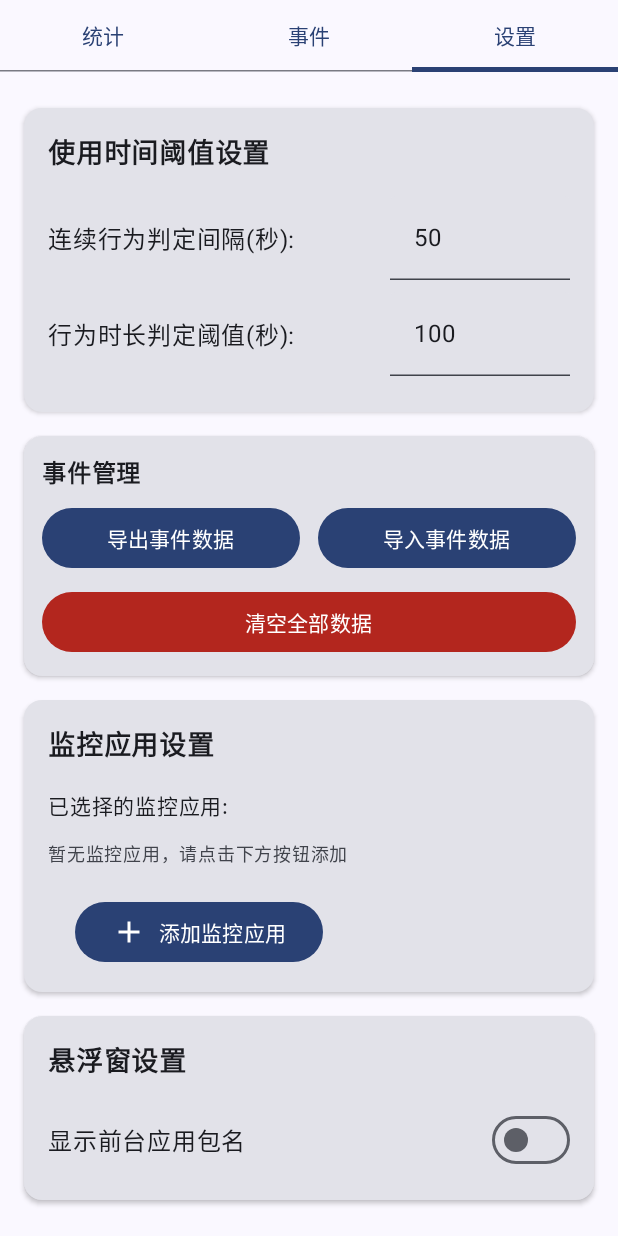
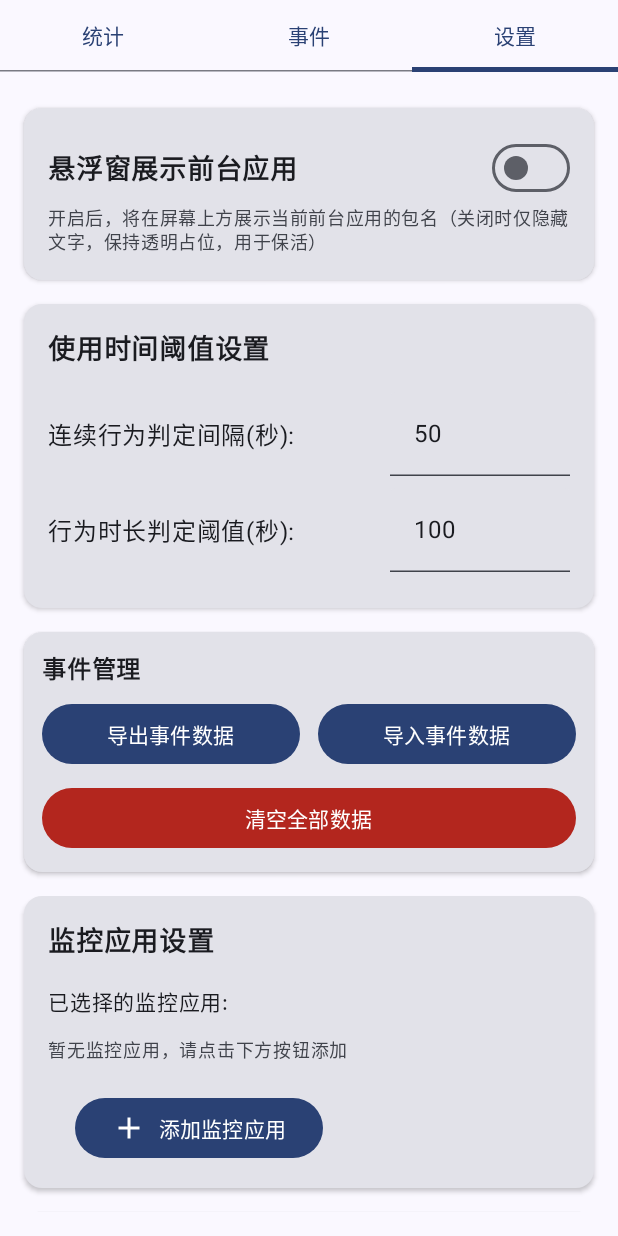
Before and after one commit to dazo6/milkmilk, an Android app built with Jetpack Compose: the screen it shows after launch (MainActivity), tab 3 chosen, on a phone screen of 412 x 824 dp. Run offline under Robolectric (Android 15) with nearby library versions, the phone set to English and light mode, and no system bars; our stand-ins replace Room's generated code, livedata-compose, paging.

```diff
--- a/app/src/main/java/com/dazo66/milkmilk/MainActivity.kt
+++ b/app/src/main/java/com/dazo66/milkmilk/MainActivity.kt
@@ -192,6 +192,21 @@
     var latestVersionName by mutableStateOf<String?>(null)
     var latestReleaseUrl by mutableStateOf<String?>(null)
 
+    // 悬浮窗开关状态
+    var floatingWindowEnabled by mutableStateOf(false)
+
+    init {
+        // 读取悬浮窗设置
+        val prefs = context.getSharedPreferences("app_settings", Context.MODE_PRIVATE)
+        floatingWindowEnabled = prefs.getBoolean("floating_window_enabled", false)
+    }
+
+    fun saveFloatingWindowEnabled(enabled: Boolean) {
+        floatingWindowEnabled = enabled
+        val prefs = context.getSharedPreferences("app_settings", Context.MODE_PRIVATE)
+        prefs.edit().putBoolean("floating_window_enabled", enabled).apply()
+    }
+
     fun checkForUpdates() {
         updateCheckMessage = "正在检查更新…"
         viewModelScope.launch {
@@ -370,8 +385,6 @@
     var threshold1 by mutableIntStateOf(50)
     var threshold2 by mutableIntStateOf(100)
     var debugOverlayEnabled by mutableStateOf(false)
-    // 悬浮窗开关
-    var floatingWindowEnabled by mutableStateOf(false)
 
     // 监控的应用列表
     val monitoredApps = mutableStateListOf<AppInfo>()
@@ -1159,6 +1172,33 @@
             .padding(16.dp)
             .verticalScroll(rememberScrollState())
     ) {
+        // 悬浮窗设置
+        Card(
+            modifier = Modifier
+                .fillMaxWidth()
+                .padding(vertical = 8.dp),
+            elevation = CardDefaults.cardElevation(defaultElevation = 2.dp)
+        ) {
+            Column(modifier = Modifier.padding(16.dp)) {
+                Row(verticalAlignment = Alignment.CenterVertically) {
+                    Text(
+                        "悬浮窗展示前台应用",
+                        fontWeight = FontWeight.Bold,
+                        fontSize = 18.sp,
+                        modifier = Modifier.weight(1f)
+                    )
+                    androidx.compose.material3.Switch(
+                        checked = viewModel.floatingWindowEnabled,
+                        onCheckedChange = { viewModel.saveFloatingWindowEnabled(it) }
+                    )
+                }
+                Text(
+                    "开启后，将在屏幕上方展示当前前台应用的包名（关闭时仅隐藏文字，保持透明占位，用于保活）",
+                    style = MaterialTheme.typography.bodySmall,
+                    color = MaterialTheme.colorScheme.onSurfaceVariant
+                )
+            }
+        }
 
         // 阈值设置
         Card(
```
Also changed, not shown: app/src/main/java/com/dazo66/milkmilk/service/AppMonitorService.kt (+43 -6 lines).
